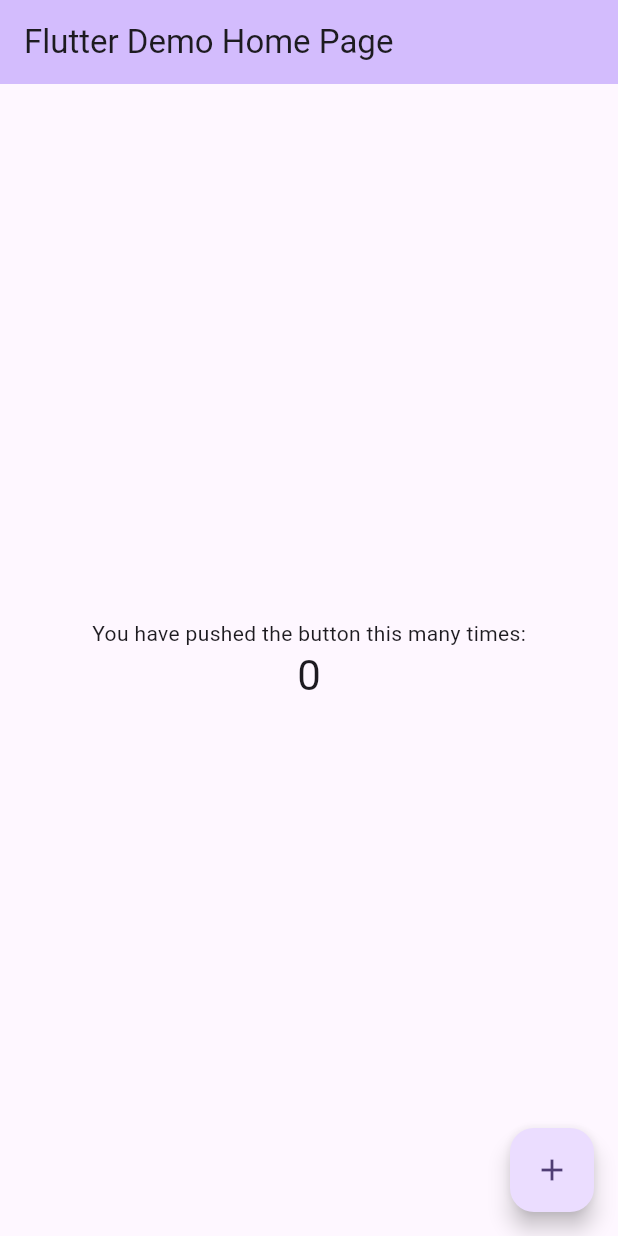
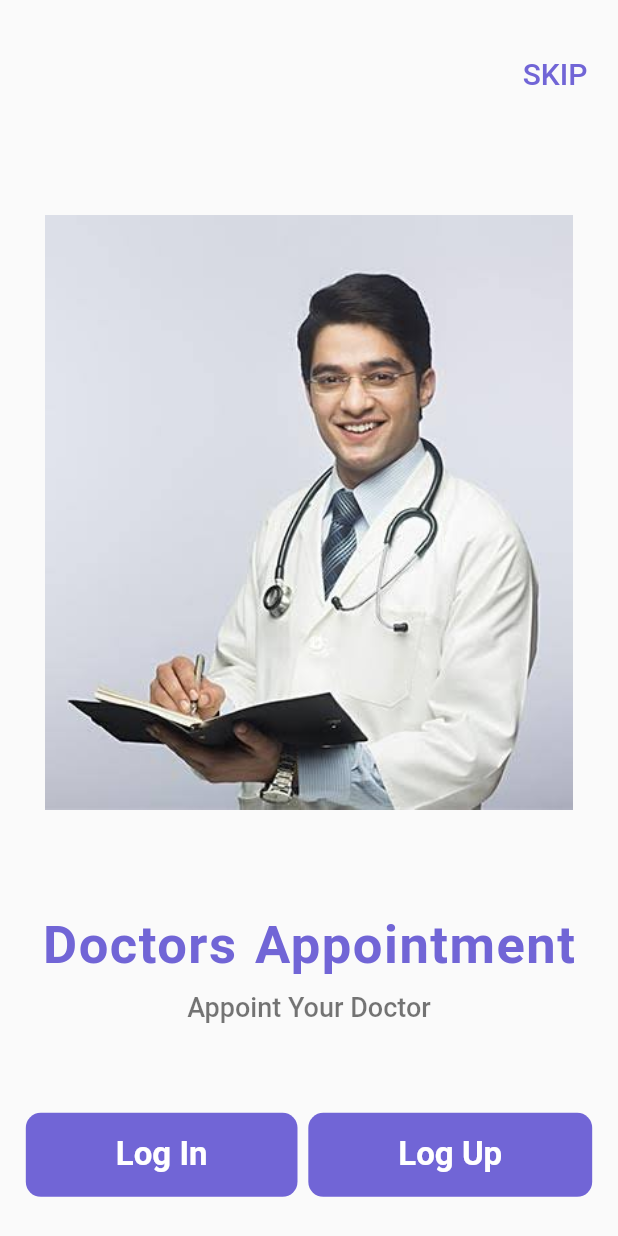
Before and after one commit to ahmadullahjalali/Health_Care, a Flutter app: the screen it shows after launch, on a phone screen of 412 x 824 dp. Run offline on Flutter 3.47's test engine with Material 2 defaults, Android fonts, the phone set to English and light mode, and no system bars.

Commit message:
In this commit I added the screens.

```diff
--- a/lib/main.dart
+++ b/lib/main.dart
@@ -1,4 +1,5 @@
 import 'package:flutter/material.dart';
+import 'package:health_care/screens/welcome_screen.dart';
 
 void main() {
   runApp(const MyApp());
@@ -7,119 +8,11 @@ void main() {
 class MyApp extends StatelessWidget {
   const MyApp({super.key});
 
-  // This widget is the root of your application.
   @override
   Widget build(BuildContext context) {
-    return MaterialApp(
-      title: 'Flutter Demo',
-      theme: ThemeData(
-        // This is the theme of your application.
-        //
-        // TRY THIS: Try running your application with "flutter run". You'll see
-        // the application has a blue toolbar. Then, without quitting the app,
-        // try changing the seedColor in the colorScheme below to Colors.green
-        // and then invoke "hot reload" (save your changes or press the "hot
-        // reload" button in a Flutter-supported IDE, or press "r" if you used
-        // the command line to start the app).
-        //
-        // Notice that the counter didn't reset back to zero; the application
-        // state is not lost during the reload. To reset the state, use hot
-        // restart instead.
-        //
-        // This works for code too, not just values: Most code changes can be
-        // tested with just a hot reload.
-        colorScheme: ColorScheme.fromSeed(seedColor: Colors.deepPurple),
-        useMaterial3: true,
-      ),
-      home: const MyHomePage(title: 'Flutter Demo Home Page'),
+    return const MaterialApp(
+      debugShowCheckedModeBanner: false,
+      home: WelcomeScreen(),
     );
   }
 }
-
-class MyHomePage extends StatefulWidget {
-  const MyHomePage({super.key, required this.title});
-
-  // This widget is the home page of your application. It is stateful, meaning
-  // that it has a State object (defined below) that contains fields that affect
-  // how it looks.
-
-  // This class is the configuration for the state. It holds the values (in this
-  // case the title) provided by the parent (in this case the App widget) and
-  // used by the build method of the State. Fields in a Widget subclass are
-  // always marked "final".
-
-  final String title;
-
-  @override
-  State<MyHomePage> createState() => _MyHomePageState();
-}
-
-class _MyHomePageState extends State<MyHomePage> {
-  int _counter = 0;
-
-  void _incrementCounter() {
-    setState(() {
-      // This call to setState tells the Flutter framework that something has
-      // changed in this State, which causes it to rerun the build method below
-      // so that the display can reflect the updated values. If we changed
-      // _counter without calling setState(), then the build method would not be
-      // called again, and so nothing would appear to happen.
-      _counter++;
-    });
-  }
-
-  @override
-  Widget build(BuildContext context) {
-    // This method is rerun every time setState is called, for instance as done
-    // by the _incrementCounter method above.
-    //
-    // The Flutter framework has been optimized to make rerunning build methods
-    // fast, so that you can just rebuild anything that needs updating rather
-    // than having to individually change instances of widgets.
-    return Scaffold(
-      appBar: AppBar(
-        // TRY THIS: Try changing the color here to a specific color (to
-        // Colors.amber, perhaps?) and trigger a hot reload to see the AppBar
-        // change color while the other colors stay the same.
-        backgroundColor: Theme.of(context).colorScheme.inversePrimary,
-        // Here we take the value from the MyHomePage object that was created by
-        // the App.build method, and use it to set our appbar title.
-        title: Text(widget.title),
-      ),
-      body: Center(
-        // Center is a layout widget. It takes a single child and positions it
-        // in the middle of the parent.
-        child: Column(
-          // Column is also a layout widget. It takes a list of children and
-          // arranges them vertically. By default, it sizes itself to fit its
-          // children horizontally, and tries to be as tall as its parent.
-          //
-          // Column has various properties to control how it sizes itself and
-          // how it positions its children. Here we use mainAxisAlignment to
-          // center the children vertically; the main axis here is the vertical
-          // axis because Columns are vertical (the cross axis would be
-          // horizontal).
-          //
-          // TRY THIS: Invoke "debug painting" (choose the "Toggle Debug Paint"
-          // action in the IDE, or press "p" in the console), to see the
-          // wireframe for each widget.
-          mainAxisAlignment: MainAxisAlignment.center,
-          children: <Widget>[
-            const Text(
-              'You have pushed the button this many times:',
-            ),
-            Text(
-              '$_counter',
-              style: Theme.of(context).textTheme.headlineMedium,
-            ),
-          ],
-        ),
-      ),
-      floatingActionButton: FloatingActionButton(
-        onPressed: _incrementCounter,
-        tooltip: 'Increment',
-        child: const Icon(Icons.add),
-      ), // This trailing comma makes auto-formatting nicer for build methods.
-    );
-  }
-}
--- /dev/null
+++ b/lib/screens/welcome_screen.dart
@@ -0,0 +1,116 @@
+import 'package:flutter/material.dart';
+import 'package:health_care/screens/login_screen.dart';
+
+class WelcomeScreen extends StatelessWidget {
+  const WelcomeScreen({super.key});
+
+  @override
+  Widget build(BuildContext context) {
+    return Material(
+      child: Container(
+        width: MediaQuery.of(context).size.width,
+        height: MediaQuery.of(context).size.height,
+        padding: const EdgeInsets.all(10.0),
+        child: Column(
+          children: [
+            const SizedBox(
+              height: 15,
+            ),
+            Align(
+              alignment: Alignment.centerRight,
+              child: TextButton(
+                onPressed: () {
+                  // Navigator.push(context, MaterialPageRoute(builder: ((context) => ));
+                },
+                child: const Text(
+                  'SKIP',
+                  style: TextStyle(color: Color(0xFF7165D6), fontSize: 20.0),
+                ),
+              ),
+            ),
+            const SizedBox(height: 50.0),
+            Padding(
+              padding: const EdgeInsets.all(20),
+              child: Image.asset("images/doctors.jpeg"),
+            ),
+            const SizedBox(height: 50),
+            const Text(
+              'Doctors Appointment',
+              style: TextStyle(
+                color: Color(0xFF7165D6),
+                fontSize: 35,
+                fontWeight: FontWeight.bold,
+                letterSpacing: 1,
+                wordSpacing: 2,
+              ),
+            ),
+            const SizedBox(
+              height: 10,
+            ),
+            const Text(
+              'Appoint Your Doctor',
+              style: TextStyle(
+                color: Colors.black54,
+                fontSize: 18,
+                fontWeight: FontWeight.w500,
+              ),
+            ),
+            const SizedBox(height: 60),
+            Row(
+              mainAxisAlignment: MainAxisAlignment.spaceEvenly,
+              children: [
+                Material(
+                  color: const Color(0xFF7165D6),
+                  borderRadius: BorderRadius.circular(10),
+                  child: InkWell(
+                    onTap: () {
+                      Navigator.push(
+                        context,
+                        MaterialPageRoute(
+                          builder: ((context) => LoginScreen(
+                                passToggle: true,
+                              )),
+                        ),
+                      );
+                    },
+                    child: const Padding(
+                      padding:
+                          EdgeInsets.symmetric(vertical: 15, horizontal: 60),
+                      child: Text(
+                        'Log In',
+                        style: TextStyle(
+                            color: Colors.white,
+                            fontSize: 22,
+                            fontWeight: FontWeight.bold),
+                      ),
+                    ),
+                  ),
+                ),
+                Material(
+                  color: const Color(0xFF7165D6),
+                  borderRadius: BorderRadius.circular(10),
+                  child: InkWell(
+                    onTap: () {
+                      // Navigator.push(context, MaterialPageRoute(builder: ((context) => ));
+                    },
+                    child: const Padding(
+                      padding:
+                          EdgeInsets.symmetric(vertical: 15, horizontal: 60),
+                      child: Text(
+                        'Log Up',
+                        style: TextStyle(
+                            color: Colors.white,
+                            fontSize: 22,
+                            fontWeight: FontWeight.bold),
+                      ),
+                    ),
+                  ),
+                ),
+              ],
+            )
+          ],
+        ),
+      ),
+    );
+  }
+}
--- a/pubspec.yaml
+++ b/pubspec.yaml
@@ -59,8 +59,8 @@ flutter:
   uses-material-design: true
 
   # To add assets to your application, add an assets section, like this:
-  # assets:
-  #   - images/a_dot_burr.jpeg
+  assets:
+    - images/
   #   - images/a_dot_ham.jpeg
 
   # An image asset can refer to one or more resolution-specific "variants", see
```
Also changed, not shown: lib/screens/home_screen.dart (added, +10 -0 lines), lib/screens/login_screen.dart (added, +141 -0 lines), lib/screens/navbar_roots.dart (added, +15 -0 lines), lib/screens/signup_screen.dart (added, +159 -0 lines), images/doctor3.jpg (added), images/doctor4.jpeg (added), images/doctors.jpeg (added), 2 other files.
